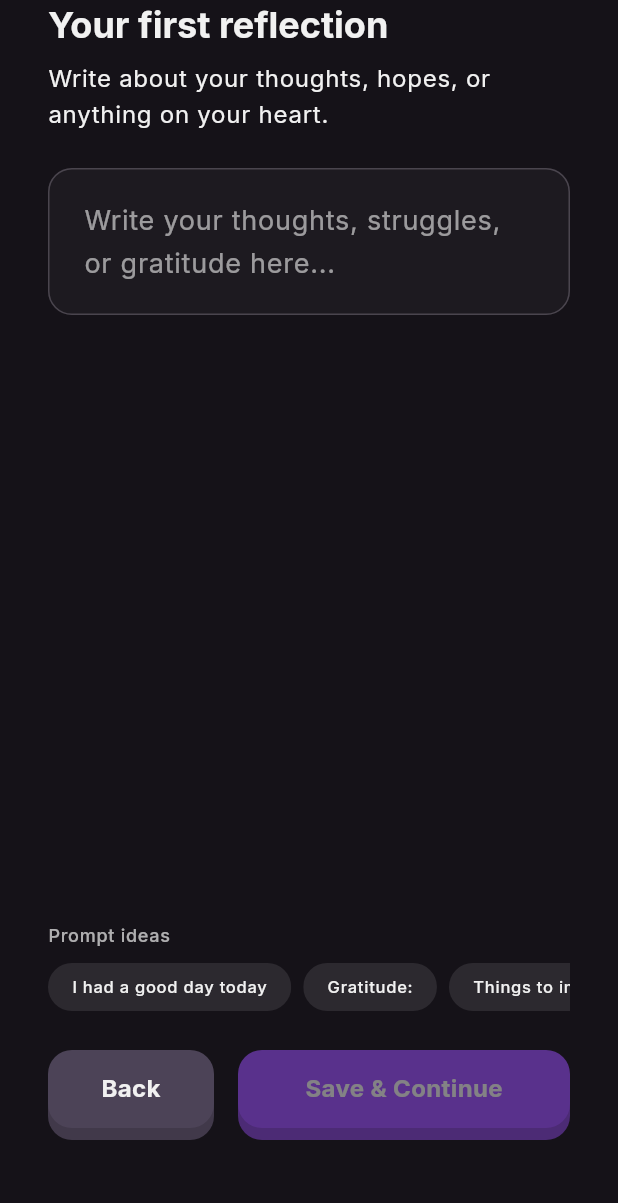
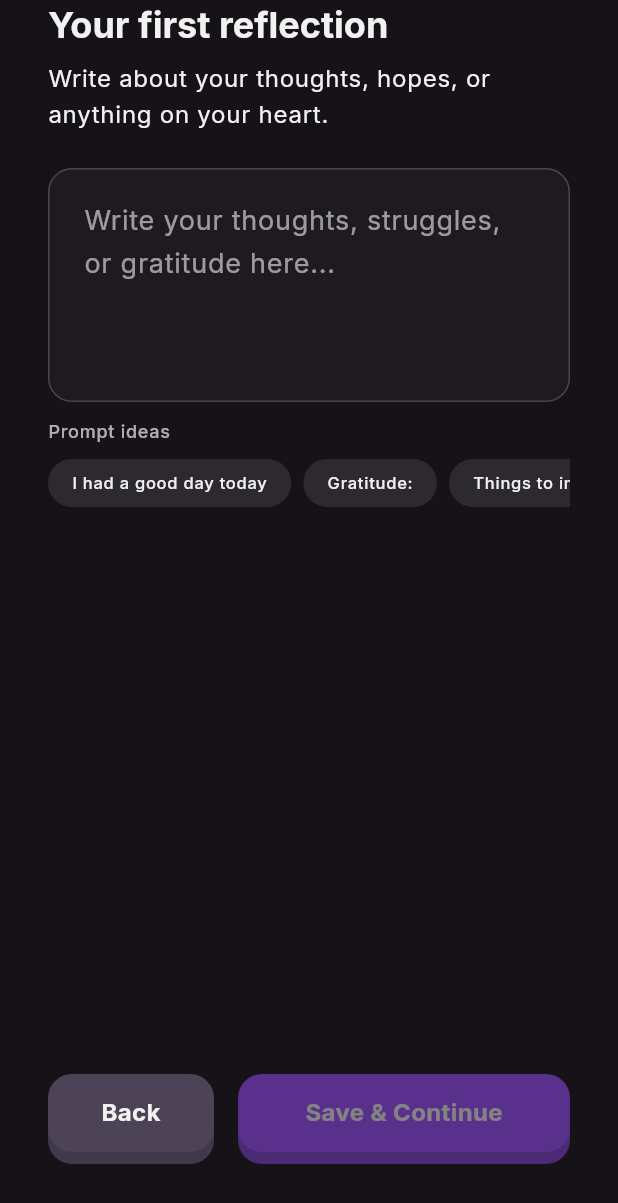
Before and after one commit to tauqeer1040/ramadanreminders, a Flutter app: the FirstJournalPage widget shown alone on an empty page, opened directly with empty values, on a phone screen of 412 x 824 dp. Shown: the top 1203 px of the screen. Run offline on Flutter 3.47's test engine with Material 3 defaults, Android fonts, the phone set to English and light mode, and no system bars; our stand-ins replace adhan, audioplayers, cloud_firestore, confetti, firebase_auth, firebase_core and 13 more; missing offline and left inert: audiotags, expressive_loading_indicator, firebase_ui_auth, firebase_ui_oauth_google, flutter_confetti, material_new_shapes and 1 more; accounts and stored records are empty; network calls fail; statements that could not run were skipped.

Commit message:
fixed journal screen in onboarding

```diff
--- a/lib/components/onboarding/final_pages.dart
+++ b/lib/components/onboarding/final_pages.dart
@@ -79,10 +79,8 @@
   Widget build(BuildContext context) {
     final cs = Theme.of(context).colorScheme;
     final tt = Theme.of(context).textTheme;
-    // Hide heading/buttons as soon as the field is tapped (hasFocus fires
-    // instantly), and restore them the moment focus leaves (keyboard gone).
     final keyboardVisible = _focusNode.hasFocus;
-
+    final keyboardInset = MediaQuery.of(context).viewInsets.bottom;
     final canContinue = _controller.text.trim().isNotEmpty || widget.data.journalEntry != null;
 
     final textField = TextField(
@@ -90,7 +88,8 @@
       focusNode: _focusNode,
       onChanged: _onTextChanged,
       autofocus: false,
-      maxLines: null,
+      maxLines: keyboardVisible ? null : 6,
+      minLines: keyboardVisible ? null : 4,
       textCapitalization: TextCapitalization.sentences,
       style: TextStyle(fontSize: 18, color: cs.onSurface, height: 1.6),
       decoration: InputDecoration(
@@ -114,29 +113,26 @@
       ),
     );
 
-    final keyboardInset = MediaQuery.of(context).viewInsets.bottom;
-
-    return Padding(
-      padding: EdgeInsets.fromLTRB(32, 0, 32, keyboardInset + 16),
+    return Column(
+      children: [
+        Expanded(
+          child: SingleChildScrollView(
+            physics: const BouncingScrollPhysics(),
+            padding: const EdgeInsets.fromLTRB(32, 0, 32, 16),
             child: Column(
               crossAxisAlignment: CrossAxisAlignment.start,
               children: [
-          if (!keyboardVisible) ...[
+                if (keyboardInset == 0) ...[
                   Text("Your first reflection", style: tt.headlineSmall?.copyWith(fontWeight: FontWeight.bold)),
                   const SizedBox(height: 8),
                   Text("Write about your thoughts, hopes, or anything on your heart.", style: tt.bodyLarge),
                   const SizedBox(height: 24),
-          ],
-          Expanded(
-            child: SingleChildScrollView(
-              physics: const BouncingScrollPhysics(),
-              child: textField,
-            ),
-          ),
+                ] else
+                  const SizedBox(height: 16),
+                textField,
+                const SizedBox(height: 12),
+                Text('Prompt ideas', style: tt.labelMedium?.copyWith(color: cs.onSurface.withValues(alpha: 0.7))),
                 const SizedBox(height: 8),
-          if (!keyboardVisible)
-            Text('Prompt ideas', style: tt.labelMedium?.copyWith(color: cs.onSurface.withValues(alpha: 0.7))),
-          if (!keyboardVisible) const SizedBox(height: 8),
                 SizedBox(
                   height: 36,
                   child: ListView.separated(
@@ -152,12 +148,16 @@
                     ),
                   ),
                 ),
-          if (!keyboardVisible) ...[
-            const SizedBox(height: 24),
-            if (_saving)
-              const Center(child: CircularProgressIndicator())
-            else
-              Row(
+              ],
+            ),
+          ),
+        ),
+        if (keyboardInset == 0)
+        Padding(
+          padding: const EdgeInsets.fromLTRB(32, 0, 32, 48),
+          child: _saving
+              ? const Center(child: CircularProgressIndicator())
+              : Row(
                   children: [
                     Expanded(
                       flex: 1,
@@ -183,10 +183,8 @@
                     ),
                   ],
                 ),
-            const SizedBox(height: 48),
+        ),
       ],
-        ],
-      ),
     );
   }
 
```
Lines whose indentation alone changed are shown as unchanged.
